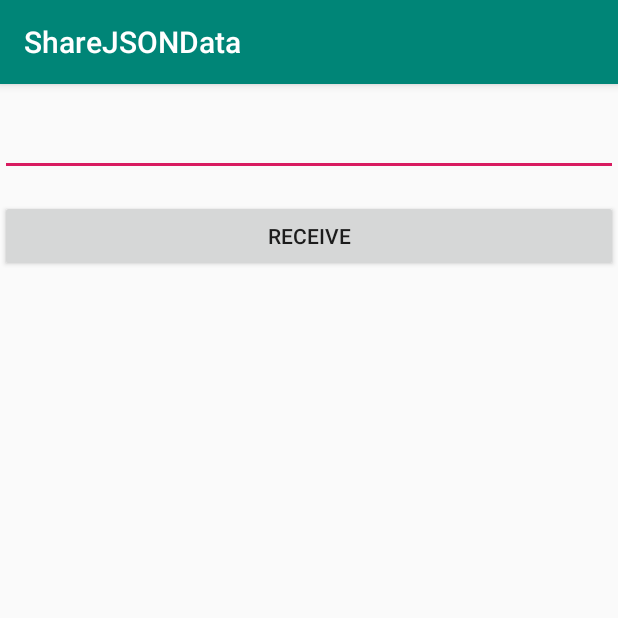
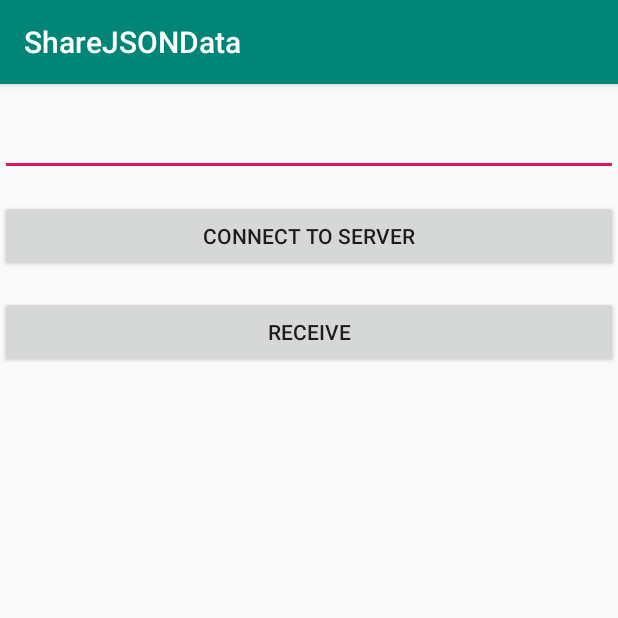
Before and after one commit to Rohit4895/ShareJsonData, an Android app: the ClientActivity screen opened directly, with no data from a screen before it, after a tap on "RECEIVE", on a phone screen of 412 x 824 dp, the top half of it. Run offline under Robolectric (Android 15) with nearby library versions, the phone set to English and light mode, and no system bars.

```diff
--- a/app/src/main/java/com/example/sharejsondata/ClientActivity.java
+++ b/app/src/main/java/com/example/sharejsondata/ClientActivity.java
@@ -19,11 +19,12 @@ import java.io.DataInputStream;
 import java.lang.reflect.Method;
 import java.net.InetAddress;
 import java.net.Socket;
+import java.util.Timer;
 
 public class ClientActivity extends AppCompatActivity implements View.OnClickListener {
     private EditText getIp;
     private TextView showJson;
-    private Button receiveData;
+    private Button receiveData, connectClient;
     private String serverIpAddress="";
     private WifiManager wifiManager;
 
@@ -35,12 +36,14 @@ public class ClientActivity extends AppCompatActivity implements View.OnClickLis
         getIp = findViewById(R.id.getIp);
         showJson = findViewById(R.id.showJson);
         receiveData = findViewById(R.id.receiveClient);
+        connectClient = findViewById(R.id.connectClient);
 
         turnOnWifi(this);
         wifiManager = (WifiManager) getApplicationContext().getSystemService(Context.WIFI_SERVICE);
 
 
         receiveData.setOnClickListener(this);
+        connectClient.setOnClickListener(this);
     }
 
     @Override
@@ -48,19 +51,23 @@ public class ClientActivity extends AppCompatActivity implements View.OnClickLis
         switch (view.getId()){
             case R.id.receiveClient:
                 Toast.makeText(getApplicationContext(),"Mesage Received...",Toast.LENGTH_SHORT).show();
+                new ClientThread().execute();
+                break;
+            case R.id.connectClient:
+                Toast.makeText(getApplicationContext(),"Server Connected...",Toast.LENGTH_SHORT).show();
                 serverIpAddress = getIp.getText().toString().trim();
-                new ClientThread().execute();
                 break;
             default:
                 break;
         }
     }
 
-    private static void turnOnWifi(Context context){
+    private void turnOnWifi(Context context){
         WifiManager wifiManager = (WifiManager) context.getSystemService(Context.WIFI_SERVICE);
         if(!wifiManager.isWifiEnabled())
         {
             wifiManager.setWifiEnabled(true);
+            Toast.makeText(getApplicationContext(),"WiFi ON...",Toast.LENGTH_SHORT).show();
         }
     }
 
@@ -71,6 +78,8 @@ public class ClientActivity extends AppCompatActivity implements View.OnClickLis
         protected String doInBackground(Void... params) {
             try{
 
+                Log.d("rough","client background");
+
                 InetAddress serverAddr =InetAddress.getByName(serverIpAddress);
                 Socket socket = new Socket(serverAddr, 8888);
 
@@ -79,6 +88,8 @@ public class ClientActivity extends AppCompatActivity implements View.OnClickLis
                 String jsonData = dataInputStream.readLine();
 
                 Log.d("rough","JSON Data: "+jsonData);
+
+                socket.close();
 
                 return jsonData;
             }catch (Exception e){
@@ -89,6 +100,7 @@ public class ClientActivity extends AppCompatActivity implements View.OnClickLis
 
         @Override
         protected void onPostExecute(String jsonData) {
+            Log.d("rough","client onPost "+jsonData);
             if (!TextUtils.isEmpty(jsonData)){
                 Toast.makeText(getApplicationContext(),"Data Posted...",Toast.LENGTH_SHORT).show();
                 showJson.setText(jsonData);
--- a/app/src/main/res/layout/activity_client.xml
+++ b/app/src/main/res/layout/activity_client.xml
@@ -14,6 +14,14 @@
         app:layout_constraintTop_toTopOf="parent"
         tools:layout_editor_absoluteX="0dp" />
 
+    <Button
+        android:id="@+id/connectClient"
+        android:layout_width="match_parent"
+        android:layout_height="wrap_content"
+        android:layout_marginTop="16dp"
+        android:text="Connect To server"
+        app:layout_constraintTop_toBottomOf="@+id/getIp"
+        tools:layout_editor_absoluteX="0dp" />
 
     <Button
         android:id="@+id/receiveClient"
@@ -21,7 +29,7 @@
         android:layout_height="wrap_content"
         android:layout_marginTop="16dp"
         android:text="receive"
-        app:layout_constraintTop_toBottomOf="@+id/getIp"
+        app:layout_constraintTop_toBottomOf="@+id/connectClient"
         tools:layout_editor_absoluteX="0dp" />
 
     <TextView
```
Also changed, not shown: app/src/main/java/com/example/sharejsondata/MainActivity.java (+13 -6 lines), app/src/main/java/com/example/sharejsondata/ServerActivity.java (+21 -0 lines).
